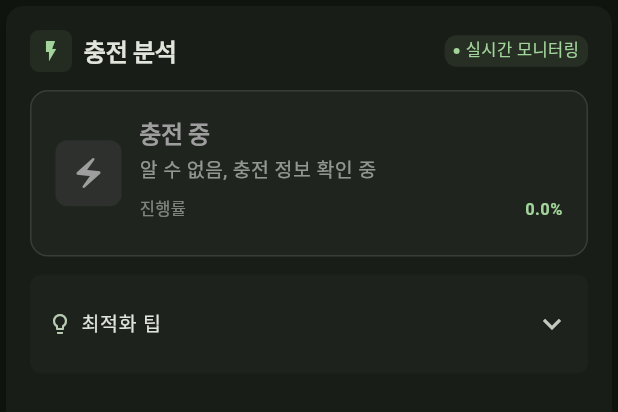
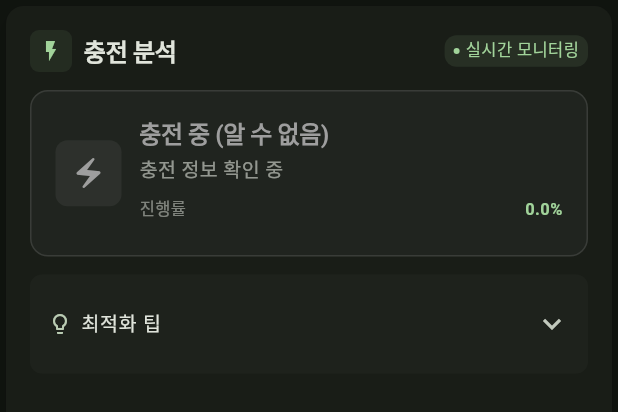
Before and after one commit to rbtc2/BatteryPal, a Flutter app: the ChargingAnalysisCard widget shown alone on an empty page, opened directly, on a phone screen of 412 x 824 dp. Shown: the top 412 px of the screen. Run offline on Flutter 3.47's test engine with Material 3 defaults, Android fonts, the phone set to English and light mode, and no system bars; our stand-ins replace battery_plus, fl_chart, sqflite; accounts and stored records are empty.

Commit message:
충전방식UI

```diff
--- a/lib/widgets/home/charging_analysis_card.dart
+++ b/lib/widgets/home/charging_analysis_card.dart
@@ -147,7 +147,7 @@ class ChargingAnalysisCard extends StatelessWidget {
               crossAxisAlignment: CrossAxisAlignment.start,
               children: [
                 Text(
-                  chargingSpeed.label,
+                  '${chargingSpeed.label} (${batteryInfo?.chargingTypeText ?? '알 수 없음'})',
                   style: TextStyle(
                     fontWeight: FontWeight.w600,
                     fontSize: 16,
@@ -157,7 +157,7 @@ class ChargingAnalysisCard extends StatelessWidget {
                 ),
                 const SizedBox(height: 2),
                 Text(
-                  '${batteryInfo?.chargingTypeText ?? '알 수 없음'}, ${chargingSpeed.description}',
+                  chargingSpeed.description,
                   style: TextStyle(
                     fontSize: 13,
                     color: Theme.of(context).colorScheme.onSurface.withValues(alpha: 0.6),
```
